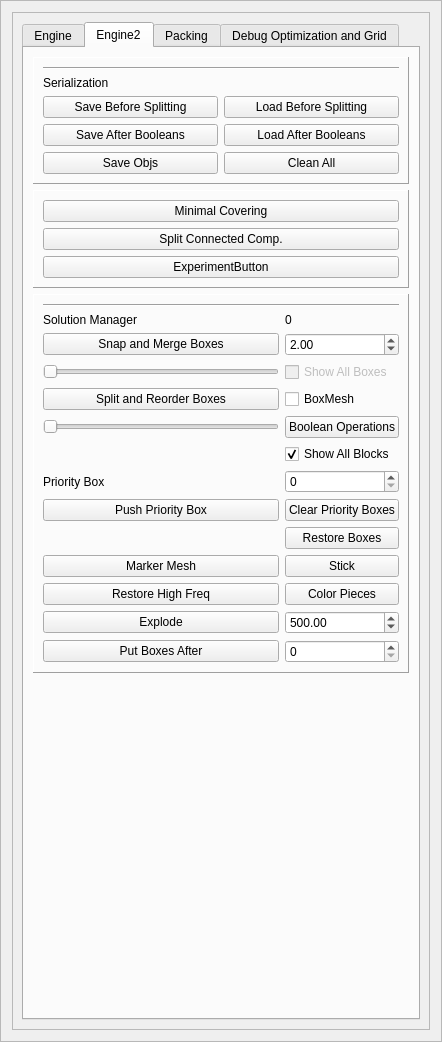
Old version of the form GUI/managers/enginemanager.ui in the repository alemuntoni/HeightFieldDecomposition.
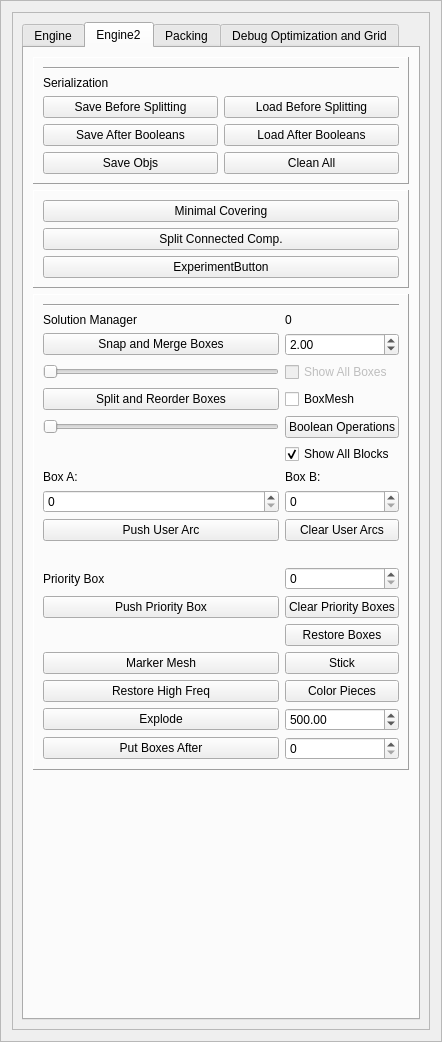
New version of the form.

Commit message: user arcs

What changed in the file:
```diff
--- a/GUI/managers/enginemanager.ui
+++ b/GUI/managers/enginemanager.ui
@@ -798,7 +798,7 @@
               <enum>QFrame::Raised</enum>
              </property>
              <layout class="QGridLayout" name="gridLayout_4">
-              <item row="12" column="0">
+              <item row="16" column="0">
                <widget class="QPushButton" name="pushPriorityBoxButton">
                 <property name="text">
                  <string>Push Priority Box</string>
@@ -812,14 +812,14 @@
                 </property>
                </widget>
               </item>
-              <item row="15" column="0">
+              <item row="19" column="0">
                <widget class="QPushButton" name="markerMeshPushButton">
                 <property name="text">
                  <string>Marker Mesh</string>
                 </property>
                </widget>
               </item>
-              <item row="17" column="1">
+              <item row="21" column="1">
                <widget class="QDoubleSpinBox" name="explodeSpinBox">
                 <property name="minimum">
                  <double>-1000.000000000000000</double>
@@ -832,14 +832,14 @@
                 </property>
                </widget>
               </item>
-              <item row="18" column="0">
+              <item row="22" column="0">
                <widget class="QPushButton" name="putBoxesAfterPushButton">
                 <property name="text">
                  <string>Put Boxes After</string>
                 </property>
                </widget>
               </item>
-              <item row="18" column="1">
+              <item row="22" column="1">
                <widget class="QSpinBox" name="coveredTrianglesSpinBox">
                 <property name="maximum">
                  <number>100</number>
@@ -860,7 +860,7 @@
                 </property>
                </widget>
               </item>
-              <item row="12" column="1">
+              <item row="16" column="1">
                <widget class="QPushButton" name="clearPriorityPushButton">
                 <property name="text">
                  <string>Clear Priority Boxes</string>
@@ -887,7 +887,7 @@
                 </property>
                </widget>
               </item>
-              <item row="13" column="1">
+              <item row="17" column="1">
                <widget class="QPushButton" name="restoreBoxesPushButton">
                 <property name="text">
                  <string>Restore Boxes</string>
@@ -901,6 +901,9 @@
                 </property>
                </widget>
               </item>
+              <item row="15" column="1">
+               <widget class="QSpinBox" name="prioritySpinBox"/>
+              </item>
               <item row="9" column="1">
                <widget class="QCheckBox" name="allHeightfieldsCheckBox">
                 <property name="text">
@@ -911,16 +914,13 @@
                 </property>
                </widget>
               </item>
-              <item row="11" column="0">
+              <item row="15" column="0">
                <widget class="QLabel" name="label_30">
                 <property name="text">
                  <string>Priority Box</string>
                 </property>
                </widget>
               </item>
-              <item row="11" column="1">
-               <widget class="QSpinBox" name="prioritySpinBox"/>
-              </item>
               <item row="4" column="1">
                <widget class="QDoubleSpinBox" name="snappingSpinBox">
                 <property name="value">
@@ -928,21 +928,21 @@
                 </property>
                </widget>
               </item>
-              <item row="16" column="0">
+              <item row="20" column="0">
                <widget class="QPushButton" name="reconstructionPushButton">
                 <property name="text">
                  <string>Restore High Freq</string>
                 </property>
                </widget>
               </item>
-              <item row="16" column="1">
+              <item row="20" column="1">
                <widget class="QPushButton" name="colorPiecesPushButton">
                 <property name="text">
                  <string>Color Pieces</string>
                 </property>
                </widget>
               </item>
-              <item row="17" column="0">
+              <item row="21" column="0">
                <widget class="QPushButton" name="explodePushButton">
                 <property name="text">
                  <string>Explode</string>
@@ -977,20 +977,61 @@
                 </property>
                </widget>
               </item>
-              <item row="15" column="1">
+              <item row="19" column="1">
                <widget class="QPushButton" name="stickPushButton">
                 <property name="text">
                  <string>Stick</string>
                 </property>
                </widget>
               </item>
-              <item row="13" column="0">
+              <item row="17" column="0">
                <widget class="QLabel" name="listLabel">
                 <property name="text">
                  <string/>
                 </property>
                </widget>
               </item>
+              <item row="10" column="1">
+               <widget class="QLabel" name="label_32">
+                <property name="text">
+                 <string>Box B:</string>
+                </property>
+               </widget>
+              </item>
+              <item row="10" column="0">
+               <widget class="QLabel" name="label_31">
+                <property name="text">
+                 <string>Box A: </string>
+                </property>
+               </widget>
+              </item>
+              <item row="11" column="0">
+               <widget class="QSpinBox" name="boxASpinBox"/>
+              </item>
+              <item row="13" column="0">
+               <widget class="QPushButton" name="pushUserArcButton">
+                <property name="text">
+                 <string>Push User Arc</string>
+                </property>
+               </widget>
+              </item>
+              <item row="13" column="1">
+               <widget class="QPushButton" name="clearUserArcsPushButton">
+                <property name="text">
+                 <string>Clear User Arcs</string>
+                </property>
+               </widget>
+              </item>
+              <item row="11" column="1">
+               <widget class="QSpinBox" name="boxBSpinBox"/>
+              </item>
+              <item row="14" column="0" colspan="2">
+               <widget class="QLabel" name="userArcsLabel">
+                <property name="text">
+                 <string/>
+                </property>
+               </widget>
+              </item>
              </layout>
             </widget>
            </item>
```
The commit also changes 9 other files.
